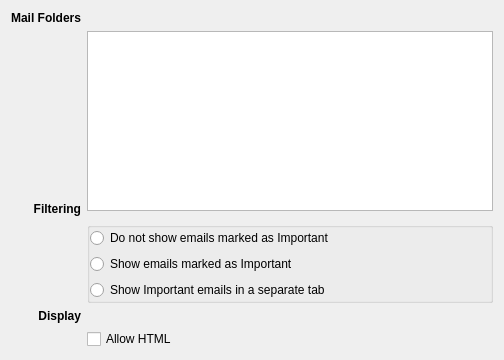
Old version of the form emailnotifier/emailnotifierConfig.ui in the repository KDE/plasma-lionmail.
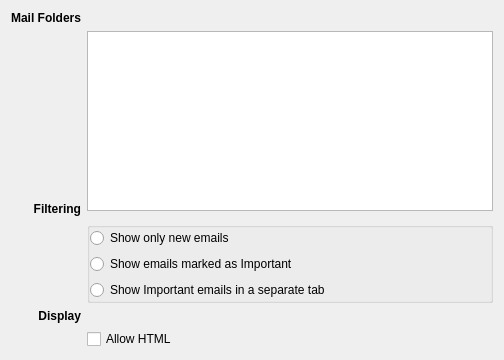
New version of the form. Custom widgets are drawn as their Qt base class.

Commit message:
Small UI improvement for less ambiguity
Also note another nice improvement suggested by Sho

```diff
--- a/emailnotifier/emailnotifierConfig.ui
+++ b/emailnotifier/emailnotifierConfig.ui
@@ -81,7 +81,7 @@
       <item>
        <widget class="QRadioButton" name="showImportantNone">
         <property name="text">
-         <string>Do not show emails marked as Important</string>
+         <string>Show only new emails</string>
         </property>
        </widget>
       </item>
```
The commit also changes 1 other file.
